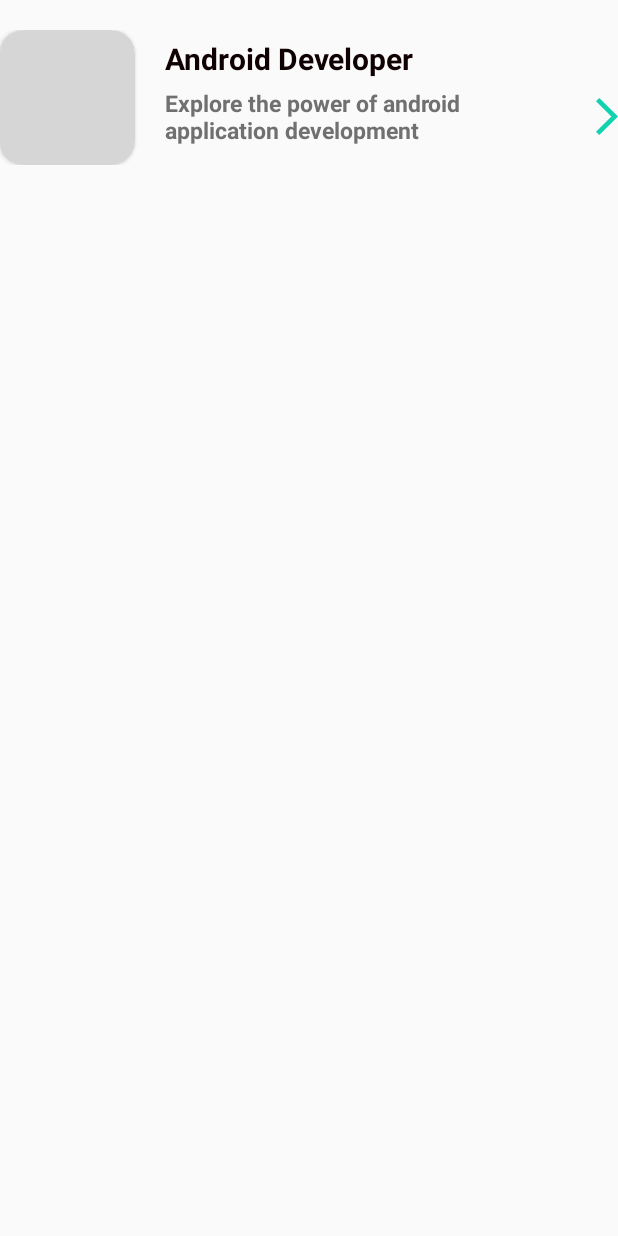
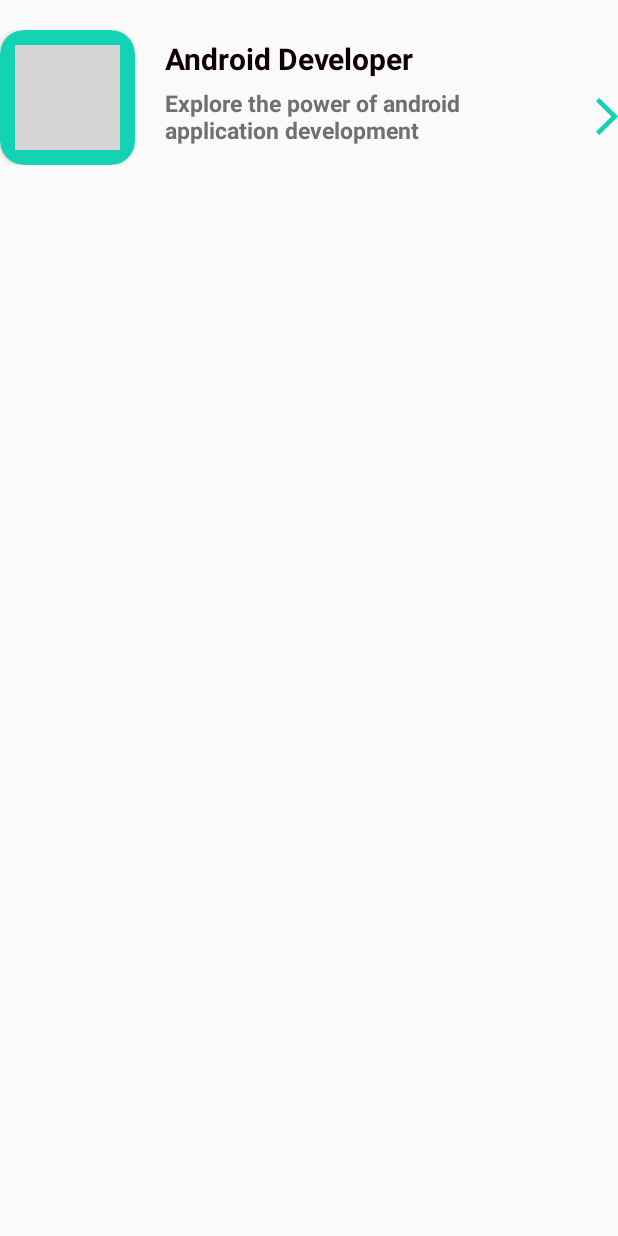
Before and after one commit to Hi1talib1World/monGrammaire, an Android app: the layout card_popular_courses.xml on its own in the app's theme, with its tools: preview values and no code run, on a phone screen of 412 x 824 dp. Run offline under Robolectric (Android 15) with nearby library versions, the phone set to English and light mode, and no system bars; grey boxes are pictures that could not be loaded.

Commit message:
Update colors.xml

```diff
--- a/app/src/main/res/values/colors.xml
+++ b/app/src/main/res/values/colors.xml
@@ -113,6 +113,7 @@
     <color name="button_task_check">#757575</color>
     <color name="miniTitle">#0F0101</color>
     <color name="miniDescription">#707070</color>
+    <color name="designMainColor">#13D3B4</color>
     <color name="blue_pair">#00c2ed</color>
     <!-- Progress Bar -->
     <array name="gradient_colors">
```
